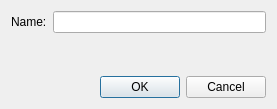
The window that client/dlgpaneltypeedit.ui (tbikfalvi/Belenus) describes before a commit, drawn with Qt 5.
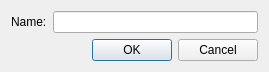
The same window after the commit.

Commit message: Dialog layout-ozas ... haaaat eleg ronda igy :-|

Patch:
```diff
--- a/client/dlgpaneltypeedit.ui
+++ b/client/dlgpaneltypeedit.ui
@@ -6,8 +6,8 @@
    <rect>
     <x>0</x>
     <y>0</y>
-    <width>277</width>
-    <height>109</height>
+    <width>269</width>
+    <height>71</height>
    </rect>
   </property>
   <property name="windowTitle">
@@ -15,15 +15,15 @@
   </property>
   <layout class="QVBoxLayout" name="verticalLayout">
    <item>
-    <layout class="QFormLayout" name="formLayout">
-     <item row="0" column="0">
+    <layout class="QHBoxLayout" name="horizontalLayout">
+     <item>
       <widget class="QLabel" name="lblName">
        <property name="text">
         <string>Name:</string>
        </property>
       </widget>
      </item>
-     <item row="0" column="1">
+     <item>
       <widget class="QLineEdit" name="ledNameVal"/>
      </item>
     </layout>
```
The commit also changes 8 other files.
